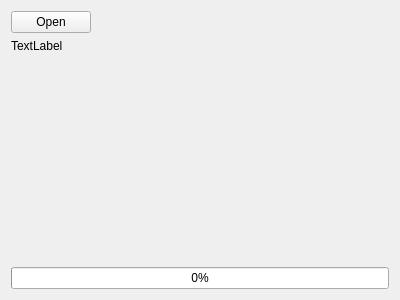
Before: the Qt Designer form QExternalPort/src/qcsvreaderwidget.ui in maartenverbandt/QtModules, drawn with Qt 5.
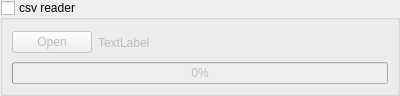
After: the same form once the commit is applied.

What changed in the file:
```diff
--- a/QExternalPort/src/qcsvreaderwidget.ui
+++ b/QExternalPort/src/qcsvreaderwidget.ui
@@ -7,62 +7,84 @@
     <x>0</x>
     <y>0</y>
     <width>400</width>
-    <height>300</height>
+    <height>96</height>
    </rect>
   </property>
+  <property name="sizePolicy">
+   <sizepolicy hsizetype="MinimumExpanding" vsizetype="MinimumExpanding">
+    <horstretch>0</horstretch>
+    <verstretch>0</verstretch>
+   </sizepolicy>
+  </property>
   <property name="windowTitle">
    <string>Form</string>
   </property>
   <layout class="QVBoxLayout" name="verticalLayout">
+   <property name="leftMargin">
+    <number>0</number>
+   </property>
+   <property name="topMargin">
+    <number>0</number>
+   </property>
+   <property name="rightMargin">
+    <number>0</number>
+   </property>
+   <property name="bottomMargin">
+    <number>0</number>
+   </property>
+   <item>
+    <widget class="QGroupBox" name="groupBox">
+     <property name="title">
+      <string>csv reader</string>
+     </property>
+     <property name="flat">
+      <bool>false</bool>
+     </property>
+     <property name="checkable">
+      <bool>true</bool>
+     </property>
+     <property name="checked">
+      <bool>false</bool>
+     </property>
+     <layout class="QVBoxLayout" name="verticalLayout_2">
    <item>
     <layout class="QHBoxLayout" name="horizontalLayout">
      <item>
       <widget class="QPushButton" name="pushButton">
+          <property name="maximumSize">
+           <size>
+            <width>80</width>
+            <height>16777215</height>
+           </size>
+          </property>
        <property name="text">
         <string>Open</string>
        </property>
       </widget>
      </item>
      <item>
-      <spacer name="horizontalSpacer">
-       <property name="orientation">
-        <enum>Qt::Horizontal</enum>
-       </property>
-       <property name="sizeHint" stdset="0">
-        <size>
-         <width>40</width>
-         <height>20</height>
-        </size>
-       </property>
-      </spacer>
-     </item>
-    </layout>
-   </item>
-   <item>
     <widget class="QLabel" name="label">
+          <property name="sizePolicy">
+           <sizepolicy hsizetype="Minimum" vsizetype="Minimum">
+            <horstretch>0</horstretch>
+            <verstretch>0</verstretch>
+           </sizepolicy>
+          </property>
      <property name="text">
       <string>TextLabel</string>
      </property>
     </widget>
    </item>
-   <item>
-    <spacer name="verticalSpacer">
-     <property name="orientation">
-      <enum>Qt::Vertical</enum>
-     </property>
-     <property name="sizeHint" stdset="0">
-      <size>
-       <width>20</width>
-       <height>40</height>
-      </size>
-     </property>
-    </spacer>
+       </layout>
    </item>
    <item>
     <widget class="QProgressBar" name="progressBar">
      <property name="value">
       <number>0</number>
      </property>
+       </widget>
+      </item>
+     </layout>
     </widget>
    </item>
   </layout>
```
Lines whose indentation alone changed are shown as unchanged.
